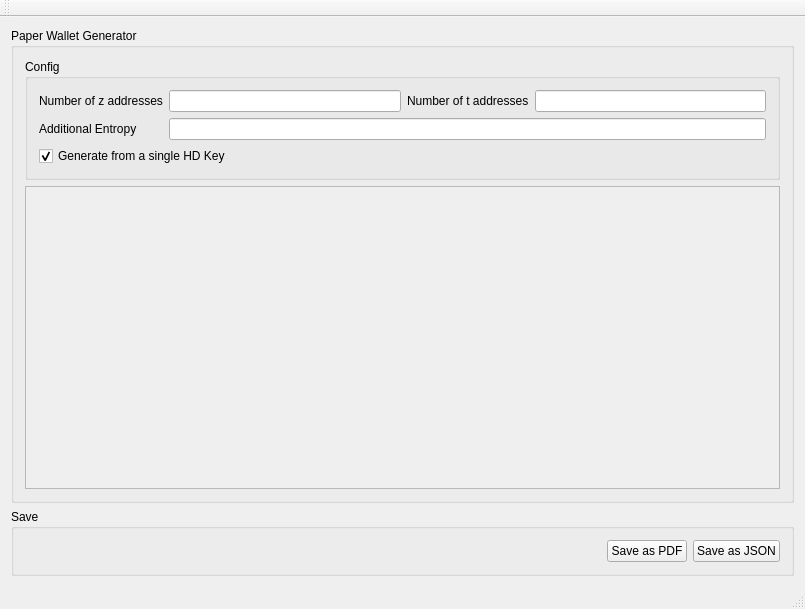
Old version of the form ui/src/mainwindow.ui in the repository adityapk00/zecpaperwallet.
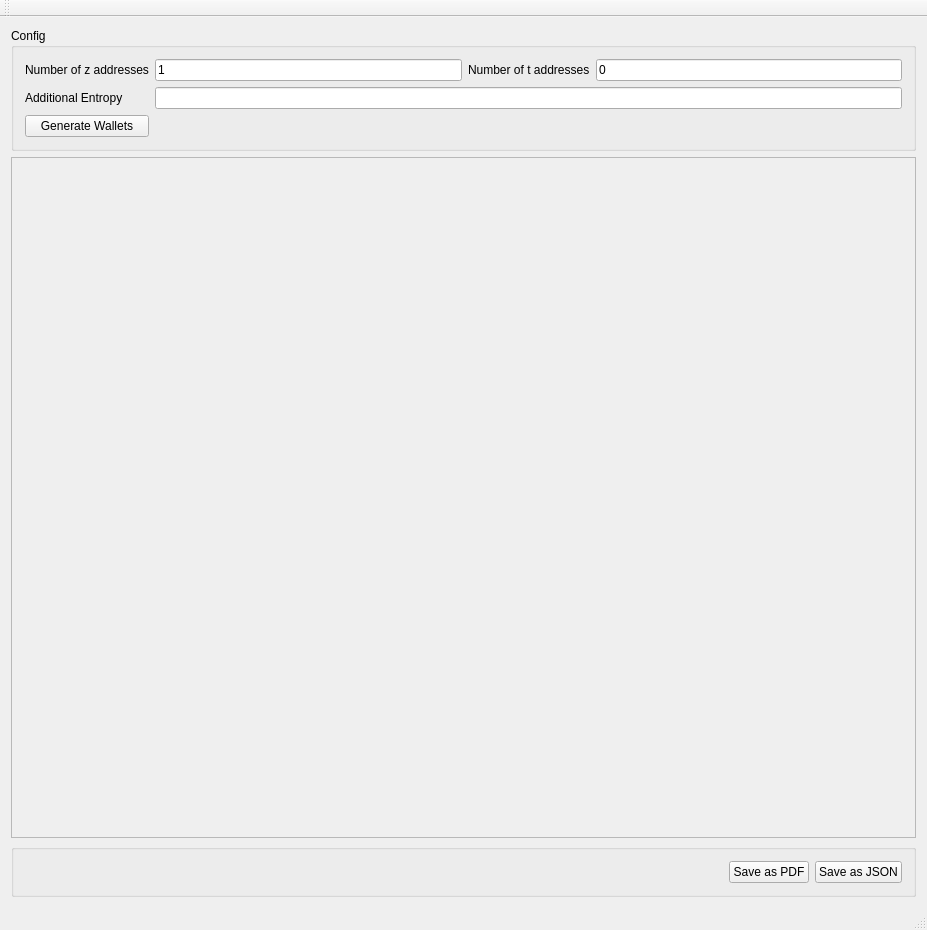
New version of the form.

```diff
--- a/ui/src/mainwindow.ui
+++ b/ui/src/mainwindow.ui
@@ -6,8 +6,8 @@
    <rect>
     <x>0</x>
     <y>0</y>
-    <width>805</width>
-    <height>609</height>
+    <width>927</width>
+    <height>930</height>
    </rect>
   </property>
   <property name="windowTitle">
@@ -15,86 +15,10 @@
   </property>
   <widget class="QWidget" name="centralWidget">
    <layout class="QGridLayout" name="gridLayout">
-    <item row="0" column="0">
-     <widget class="QGroupBox" name="groupBox">
-      <property name="title">
-       <string>Paper Wallet Generator</string>
-      </property>
-      <layout class="QGridLayout" name="gridLayout_2">
-       <item row="0" column="0">
-        <widget class="QGroupBox" name="Config">
-         <property name="title">
-          <string>Config</string>
-         </property>
-         <layout class="QGridLayout" name="gridLayout_3">
-          <item row="0" column="3">
-           <widget class="QLineEdit" name="txttaddrs"/>
-          </item>
-          <item row="0" column="1">
-           <widget class="QLineEdit" name="txtzaddrs"/>
-          </item>
-          <item row="0" column="0">
-           <widget class="QLabel" name="label">
-            <property name="text">
-             <string>Number of z addresses</string>
-            </property>
-           </widget>
-          </item>
-          <item row="1" column="0">
-           <widget class="QLabel" name="label_3">
-            <property name="text">
-             <string>Additional Entropy</string>
-            </property>
-           </widget>
-          </item>
-          <item row="0" column="2">
-           <widget class="QLabel" name="label_2">
-            <property name="text">
-             <string>Number of t addresses</string>
-            </property>
-           </widget>
-          </item>
-          <item row="1" column="1" colspan="3">
-           <widget class="QLineEdit" name="lineEdit"/>
-          </item>
-          <item row="2" column="0" colspan="4">
-           <widget class="QCheckBox" name="checkBox">
-            <property name="text">
-             <string>Generate from a single HD Key</string>
-            </property>
-            <property name="checked">
-             <bool>true</bool>
-            </property>
-           </widget>
-          </item>
-         </layout>
-        </widget>
-       </item>
-       <item row="1" column="0">
-        <widget class="QScrollArea" name="scrollArea">
-         <property name="widgetResizable">
-          <bool>true</bool>
-         </property>
-         <widget class="QWidget" name="scroll">
-          <property name="geometry">
-           <rect>
-            <x>0</x>
-            <y>0</y>
-            <width>761</width>
-            <height>274</height>
-           </rect>
-          </property>
-          <layout class="QVBoxLayout" name="verticalLayout"/>
-         </widget>
-        </widget>
-       </item>
-      </layout>
-     </widget>
-    </item>
-    <item row="1" column="0">
+    <item row="2" column="0">
      <widget class="QGroupBox" name="Save">
       <property name="title">
-       <string>Save</string>
+       <string/>
       </property>
       <layout class="QHBoxLayout" name="horizontalLayout">
        <item>
@@ -127,6 +51,81 @@
       </layout>
      </widget>
     </item>
+    <item row="0" column="0">
+     <widget class="QGroupBox" name="Config">
+      <property name="title">
+       <string>Config</string>
+      </property>
+      <layout class="QGridLayout" name="gridLayout_3">
+       <item row="1" column="0">
+        <widget class="QLabel" name="label_3">
+         <property name="text">
+          <string>Additional Entropy</string>
+         </property>
+        </widget>
+       </item>
+       <item row="0" column="3">
+        <widget class="QLineEdit" name="txttaddrs">
+         <property name="text">
+          <string>0</string>
+         </property>
+        </widget>
+       </item>
+       <item row="1" column="1" colspan="3">
+        <widget class="QLineEdit" name="txtEntropy"/>
+       </item>
+       <item row="0" column="0">
+        <widget class="QLabel" name="label">
+         <property name="text">
+          <string>Number of z addresses</string>
+         </property>
+        </widget>
+       </item>
+       <item row="0" column="1">
+        <widget class="QLineEdit" name="txtzaddrs">
+         <property name="text">
+          <string>1</string>
+         </property>
+        </widget>
+       </item>
+       <item row="2" column="0">
+        <widget class="QPushButton" name="btnGenerate">
+         <property name="text">
+          <string>Generate Wallets</string>
+         </property>
+        </widget>
+       </item>
+       <item row="0" column="2">
+        <widget class="QLabel" name="label_2">
+         <property name="text">
+          <string>Number of t addresses</string>
+         </property>
+        </widget>
+       </item>
+      </layout>
+     </widget>
+    </item>
+    <item row="1" column="0">
+     <widget class="QScrollArea" name="scrollArea">
+      <property name="styleSheet">
+       <string notr="true"/>
+      </property>
+      <property name="widgetResizable">
+       <bool>true</bool>
+      </property>
+      <widget class="QWidget" name="scroll">
+       <property name="geometry">
+        <rect>
+         <x>0</x>
+         <y>0</y>
+         <width>907</width>
+         <height>637</height>
+        </rect>
+       </property>
+       <layout class="QVBoxLayout" name="verticalLayout"/>
+      </widget>
+     </widget>
+    </item>
    </layout>
   </widget>
   <widget class="QMenuBar" name="menuBar">
```
Left out of the diff: 15 changed lines with no effect on the pictures.
